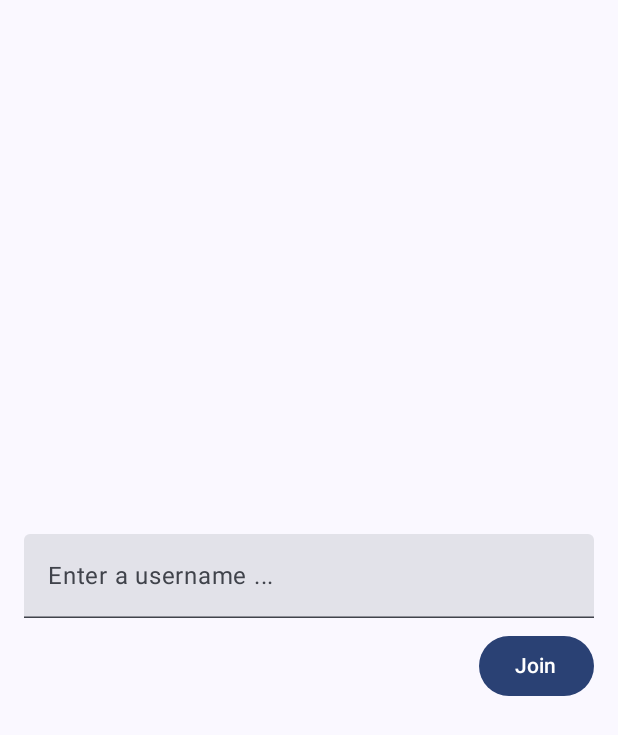
After one commit to Erik1994/chat-app, an Android app built with Jetpack Compose: the UsernameScreen screen opened through its navigation route, on a phone screen of 412 x 824 dp. The commit adds this screen. Shown: the top 735 px of the screen. Run offline under Robolectric (Android 15) with nearby library versions, the phone set to English and light mode, and no system bars; our stand-ins replace Dagger/Hilt's generated code.

Commit message:
Implement ChatScreen and UsernameScreen

```diff
--- a/app/build.gradle.kts
+++ b/app/build.gradle.kts
@@ -83,6 +83,7 @@ dependencies {
     //hilt
     implementation("com.google.dagger:hilt-android:2.44")
     kapt("com.google.dagger:hilt-android-compiler:2.44")
+    implementation("androidx.hilt:hilt-navigation-compose:1.1.0")
 
     //ktor
     val ktorVersion = "1.6.8"
--- a/app/src/main/java/com/mylearnings/ktorchat/MainActivity.kt
+++ b/app/src/main/java/com/mylearnings/ktorchat/MainActivity.kt
@@ -10,8 +10,18 @@ import androidx.compose.material3.Text
 import androidx.compose.runtime.Composable
 import androidx.compose.ui.Modifier
 import androidx.compose.ui.tooling.preview.Preview
+import androidx.navigation.NavType
+import androidx.navigation.compose.NavHost
+import androidx.navigation.compose.composable
+import androidx.navigation.compose.rememberNavController
+import androidx.navigation.navArgument
+import com.mylearnings.ktorchat.presentation.chat.ChatScreen
+import com.mylearnings.ktorchat.presentation.constant.Navigation
+import com.mylearnings.ktorchat.presentation.username.UsernameScreen
 import com.mylearnings.ktorchat.ui.theme.KtorChatTheme
+import dagger.hilt.android.AndroidEntryPoint
 
+@AndroidEntryPoint
 class MainActivity : ComponentActivity() {
     override fun onCreate(savedInstanceState: Bundle?) {
         super.onCreate(savedInstanceState)
@@ -22,25 +32,29 @@ class MainActivity : ComponentActivity() {
                     modifier = Modifier.fillMaxSize(),
                     color = MaterialTheme.colorScheme.background
                 ) {
-                    Greeting("Android")
+                    val navController = rememberNavController()
+                    NavHost(
+                        navController = navController,
+                        startDestination = Navigation.USERNAME_SCREEN
+                    ) {
+                        composable(route = Navigation.USERNAME_SCREEN) {
+                            UsernameScreen(onNavigate = navController::navigate)
+                        }
+                        composable(
+                            route = "${Navigation.CHAT_SCREEN}/{${Navigation.USERNAME}}",
+                            arguments = listOf(
+                                navArgument(name = Navigation.USERNAME) {
+                                    type = NavType.StringType
+                                    nullable = true
+                                }
+                            )
+                        ) {
+                            val username = it.arguments?.getString(Navigation.USERNAME)
+                            ChatScreen(username = username)
+                        }
+                    }
                 }
             }
         }
     }
 }
-
-@Composable
-fun Greeting(name: String, modifier: Modifier = Modifier) {
-    Text(
-        text = "Hello $name!",
-        modifier = modifier
-    )
-}
-
-@Preview(showBackground = true)
-@Composable
-fun GreetingPreview() {
-    KtorChatTheme {
-        Greeting("Android")
-    }
-}
--- /dev/null
+++ b/app/src/main/java/com/mylearnings/ktorchat/presentation/username/UsernameScreen.kt
@@ -0,0 +1,60 @@
+package com.mylearnings.ktorchat.presentation.username
+
+import androidx.compose.foundation.layout.Arrangement
+import androidx.compose.foundation.layout.Box
+import androidx.compose.foundation.layout.Column
+import androidx.compose.foundation.layout.Spacer
+import androidx.compose.foundation.layout.fillMaxSize
+import androidx.compose.foundation.layout.fillMaxWidth
+import androidx.compose.foundation.layout.height
+import androidx.compose.foundation.layout.padding
+import androidx.compose.material3.Button
+import androidx.compose.material3.ExperimentalMaterial3Api
+import androidx.compose.material3.Text
+import androidx.compose.material3.TextField
+import androidx.compose.runtime.Composable
+import androidx.compose.runtime.LaunchedEffect
+import androidx.compose.ui.Alignment
+import androidx.compose.ui.Modifier
+import androidx.compose.ui.unit.dp
+import androidx.hilt.navigation.compose.hiltViewModel
+import com.mylearnings.ktorchat.presentation.constant.Navigation
+import kotlinx.coroutines.flow.collectLatest
+
+@OptIn(ExperimentalMaterial3Api::class)
+@Composable
+fun UsernameScreen(
+    modifier: Modifier = Modifier,
+    viewModel: UsernameViewModel = hiltViewModel(),
+    onNavigate: (String) -> Unit
+) {
+    LaunchedEffect(key1 = true) {
+        viewModel.onJoinChat.collectLatest { username ->
+            onNavigate("${Navigation.CHAT_SCREEN}/$username")
+        }
+    }
+
+    Box(
+        modifier = modifier
+            .fillMaxSize()
+            .padding(16.dp),
+        contentAlignment = Alignment.Center
+    ) {
+        Column(
+            modifier = Modifier.fillMaxSize(),
+            verticalArrangement = Arrangement.Center,
+            horizontalAlignment = Alignment.End
+        ) {
+            TextField(
+                value = viewModel.usernameText,
+                onValueChange = viewModel::onUsernameChange,
+                placeholder = { Text(text = "Enter a username ...") },
+                modifier = Modifier.fillMaxWidth()
+            )
+            Spacer(modifier = Modifier.height(8.dp))
+            Button(onClick = viewModel::onJoinChat) {
+                Text(text = "Join")
+            }
+        }
+    }
+}
```
Also changed, not shown: app/src/main/java/com/mylearnings/ktorchat/presentation/chat/ChatScreen.kt (added, +163 -0 lines), app/src/main/java/com/mylearnings/ktorchat/presentation/chat/ChatViewModel.kt (+4 -11 lines), app/src/main/java/com/mylearnings/ktorchat/presentation/constant/Navigation.kt (added, +7 -0 lines).
